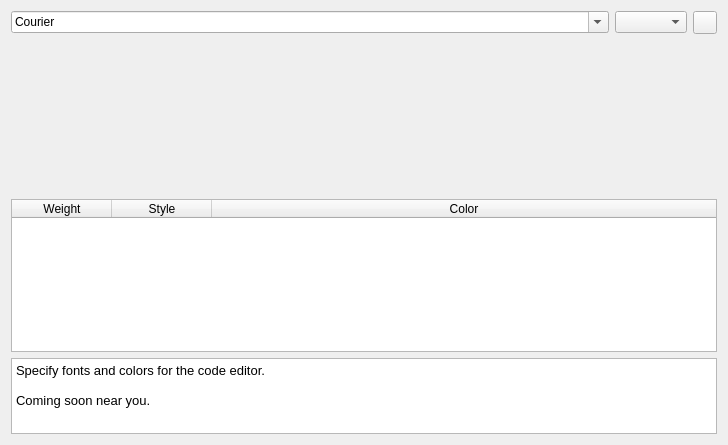
Old version of the form src/SeerEditorConfigPage.ui in the repository epasveer/seer.
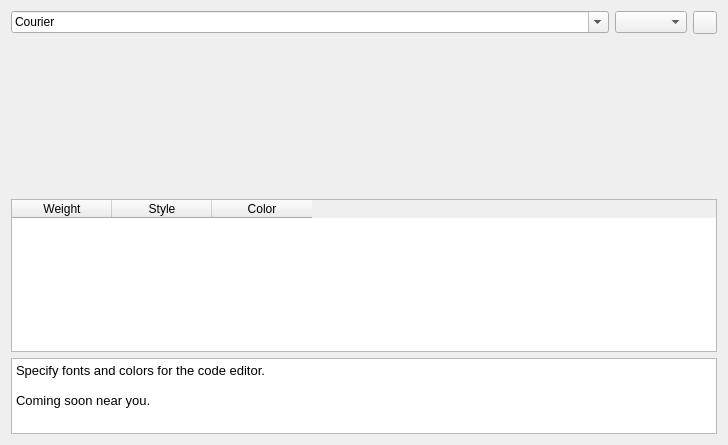
New version of the form. Icons and pictures are not drawn. Custom widgets are drawn as their Qt base class.

The edit to the form file:
```diff
--- a/src/SeerEditorConfigPage.ui
+++ b/src/SeerEditorConfigPage.ui
@@ -42,7 +42,7 @@
       <bool>false</bool>
      </property>
      <attribute name="horizontalHeaderStretchLastSection">
-      <bool>true</bool>
+      <bool>false</bool>
      </attribute>
      <attribute name="verticalHeaderVisible">
       <bool>true</bool>
```
